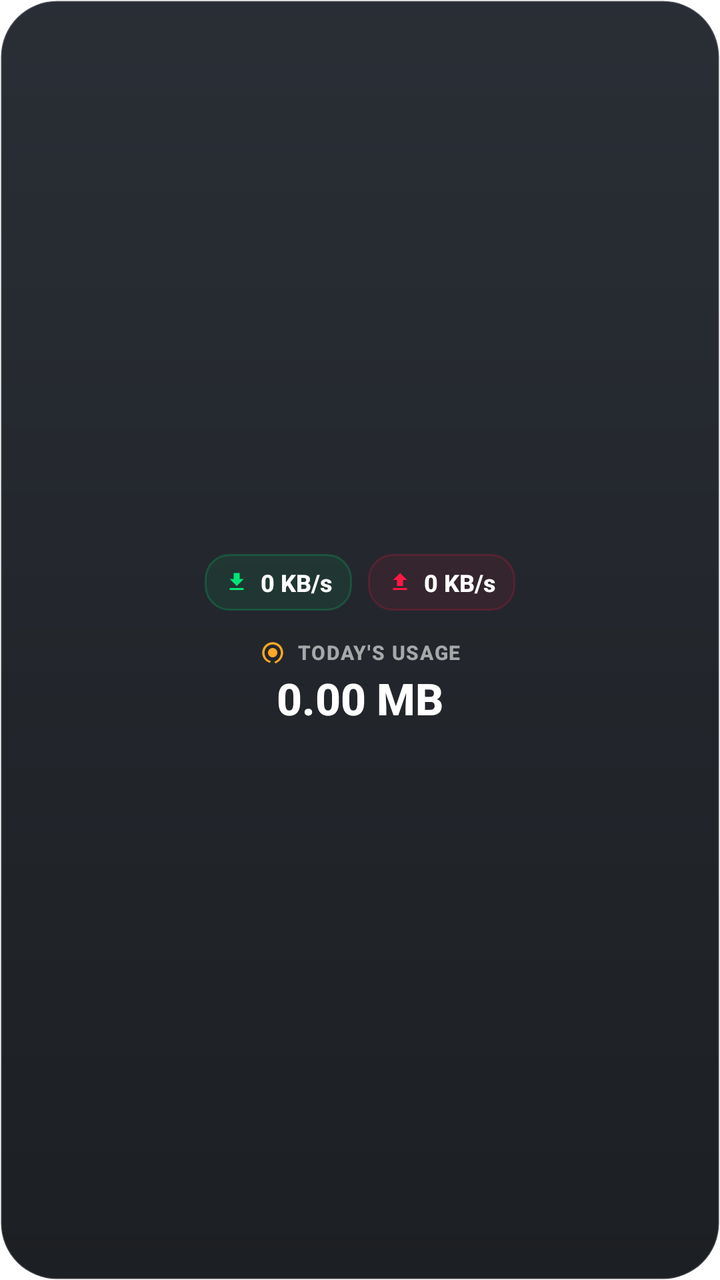
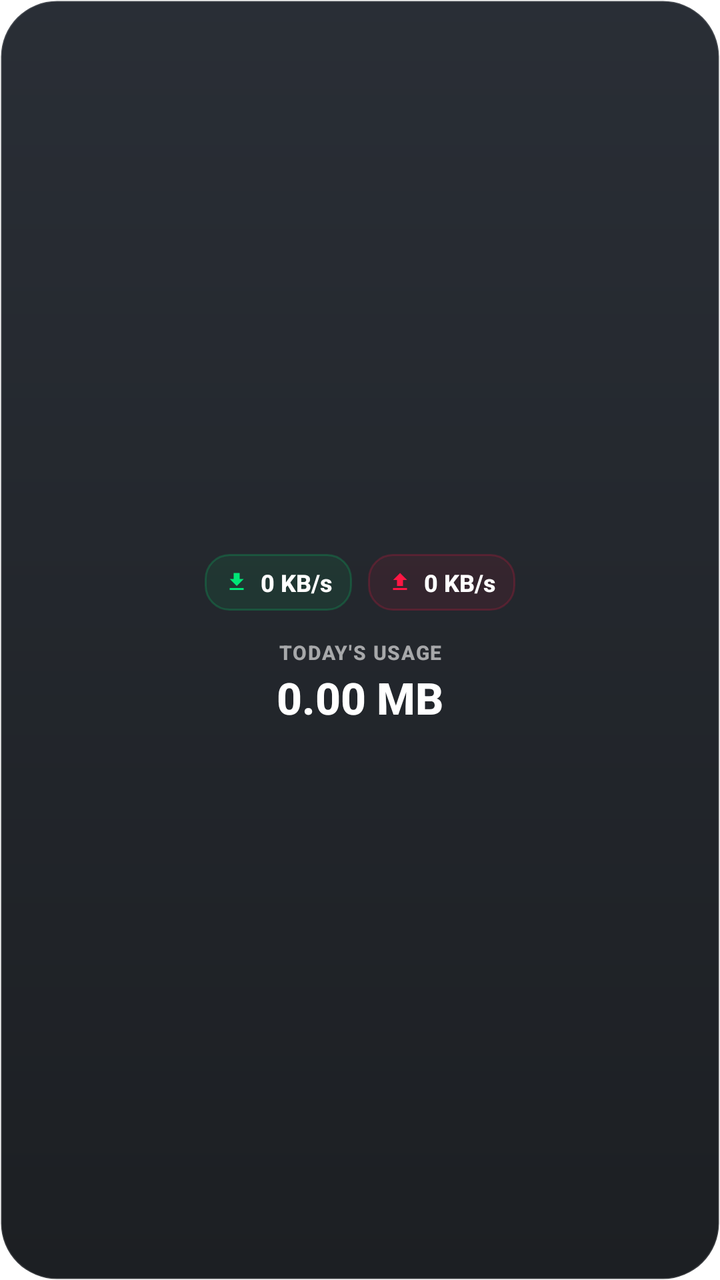

The first picture is an Android layout as it rendered before a commit; the second is the same layout after the commit. The layout source and the unified diff follow.
<!-- AndroidManifest.xml: application theme Theme.FlowMeter -->
<!-- res/layout/widget_speed_usage.xml -->
<?xml version="1.0" encoding="utf-8"?>
<LinearLayout xmlns:android="http://schemas.android.com/apk/res/android"
    xmlns:app="http://schemas.android.com/apk/res-auto"
    android:id="@+id/widget_container"
    android:layout_width="match_parent"
    android:layout_height="match_parent"
    android:orientation="vertical"
    android:padding="16dp"
    android:background="@drawable/widget_background"
    android:gravity="center">

    
    <LinearLayout
        android:id="@+id/widget_speed_layout"
        android:layout_width="match_parent"
        android:layout_height="wrap_content"
        android:orientation="horizontal"
        android:baselineAligned="false"
        android:gravity="center"
        android:layout_marginBottom="14dp">

        
        <LinearLayout
            android:layout_width="wrap_content"
            android:layout_height="wrap_content"
            android:orientation="horizontal"
            android:gravity="center_vertical"
            android:paddingStart="10dp"
            android:paddingEnd="10dp"
            android:paddingTop="6dp"
            android:paddingBottom="6dp"
            android:layout_marginEnd="8dp"
            android:background="@drawable/widget_badge_down">

            <ImageView
                android:layout_width="12dp"
                android:layout_height="12dp"
                android:src="@drawable/ic_arrow_down"
                android:contentDescription="@string/desc_download"
                app:tint="#00E676" />
            <TextView
                android:id="@+id/widget_text_down"
                android:layout_width="wrap_content"
                android:layout_height="wrap_content"
                android:layout_marginStart="6dp"
                android:text="0 KB/s"
                android:textColor="#FFFFFF"
                android:textSize="12sp"
                android:textStyle="bold"
                android:fontFamily="sans-serif-medium"
                android:maxLines="1"
                android:ellipsize="end"/>
        </LinearLayout>

        
        <LinearLayout
            android:layout_width="wrap_content"
            android:layout_height="wrap_content"
            android:orientation="horizontal"
            android:gravity="center_vertical"
            android:paddingStart="10dp"
            android:paddingEnd="10dp"
            android:paddingTop="6dp"
            android:paddingBottom="6dp"
            android:background="@drawable/widget_badge_up">
            <ImageView
                android:layout_width="12dp"
                android:layout_height="12dp"
                android:src="@drawable/ic_arrow_up"
                android:contentDescription="@string/desc_upload"
                app:tint="#FF1744" />
            <TextView
                android:id="@+id/widget_text_up"
                android:layout_width="wrap_content"
                android:layout_height="wrap_content"
                android:layout_marginStart="6dp"
                android:text="0 KB/s"
                android:textColor="#FFFFFF"
                android:textSize="12sp"
                android:textStyle="bold"
                android:fontFamily="sans-serif-medium"
                android:maxLines="1"
                android:ellipsize="end"/>
        </LinearLayout>
    </LinearLayout>

    
    <LinearLayout
        android:layout_width="match_parent"
        android:layout_height="wrap_content"
        android:orientation="vertical"
        android:gravity="center">

        <LinearLayout
            android:layout_width="wrap_content"
            android:layout_height="wrap_content"
            android:orientation="horizontal"
            android:gravity="center_vertical"
            android:layout_marginBottom="4dp">
            <ImageView
                android:id="@+id/widget_icon_usage"
                android:layout_width="14dp"
                android:layout_height="14dp"
                android:src="@drawable/ic_data_usage"
                android:contentDescription="@string/desc_mobile_data"
                app:tint="#FFA726" />

            <TextView
                android:id="@+id/widget_label_usage"
                android:layout_width="wrap_content"
                android:layout_height="wrap_content"
                android:layout_marginStart="5dp"
                android:text="@string/label_todays_usage"
                android:textColor="#99FFFFFF"
                android:textSize="10sp"
                android:textStyle="bold"
                android:textAllCaps="true"
                android:letterSpacing="0.06"
                android:fontFamily="sans-serif-medium"
                android:gravity="center"/>
        </LinearLayout>

        <TextView
            android:id="@+id/widget_text_usage"
            android:layout_width="wrap_content"
            android:layout_height="wrap_content"
            android:text="0.00 MB"
            android:textColor="#FFFFFF"
            android:textSize="22sp"
            android:textStyle="bold"
            android:fontFamily="sans-serif-medium"
            android:includeFontPadding="false"
            android:gravity="center"/>
    </LinearLayout>

</LinearLayout>
<!-- resources referenced by this layout -->
<resources>
  <!-- drawable ic_arrow_down (drawable) -->
  <vector xmlns:android="http://schemas.android.com/apk/res/android"
      android:width="12dp"
      android:height="12dp"
      android:viewportWidth="24"
      android:viewportHeight="24"
      android:tint="#FFFFFF">
      <path
          android:fillColor="#FFFFFF"
          android:pathData="M19,9h-4V3H9v6H5l7,7 7,-7zM5,18v2h14v-2H5z"/>
  </vector>
  <!-- drawable ic_arrow_up (drawable) -->
  <vector xmlns:android="http://schemas.android.com/apk/res/android"
      android:width="12dp"
      android:height="12dp"
      android:viewportWidth="24"
      android:viewportHeight="24"
      android:tint="#FFFFFF">
      <path
          android:fillColor="#FFFFFF"
          android:pathData="M9,16h6v-6h4l-7,-7 -7,7h4v6zM5,18v2h14v-2H5z"/>
  </vector>
  <!-- drawable ic_data_usage (drawable) -->
  <vector xmlns:android="http://schemas.android.com/apk/res/android"
      android:width="24dp"
      android:height="24dp"
      android:viewportWidth="24"
      android:viewportHeight="24">
      <path
          android:fillColor="#FFFFFF"
          android:pathData="M13.27,3.05C12.86,3.02 12.44,3 12,3c-4.97,0 -9,4.03 -9,9c0,4.16 2.8,7.68 6.64,8.74l0.87,-1.51C7.2,18.5 5,15.5 5,12c0,-3.87 3.13,-7 7,-7c0.23,0 0.46,0.01 0.69,0.03l0.58,-1.98zM21,12c0,-4.97 -4.03,-9 -9,-9v2c3.87,0 7,3.13 7,7c0,3.5 -2.2,6.5 -5.51,7.74l0.87,1.51C18.2,19.68 21,16.16 21,12zM12,8c-2.21,0 -4,1.79 -4,4c0,2.21 1.79,4 4,4c2.21,0 4,-1.79 4,-4c0,-2.21 -1.79,-4 -4,-4z"/>
  </vector>
  <!-- drawable widget_background (drawable) -->
  <?xml version="1.0" encoding="utf-8"?>
  <shape xmlns:android="http://schemas.android.com/apk/res/android">
      
      <gradient
          android:startColor="#F21E232B"
          android:endColor="#F2101317"
          android:angle="270" />
      
      <stroke
          android:width="1dp"
          android:color="#22FFFFFF" />
      
      <corners android:radius="28dp" />
  </shape>
  <!-- drawable widget_badge_down (drawable) -->
  <?xml version="1.0" encoding="utf-8"?>
  <shape xmlns:android="http://schemas.android.com/apk/res/android">
      
      <solid android:color="#1400E676" />
      
      <stroke
          android:width="1dp"
          android:color="#3300E676" />
      <corners android:radius="12dp" />
  </shape>
  <!-- drawable widget_badge_up (drawable) -->
  <?xml version="1.0" encoding="utf-8"?>
  <shape xmlns:android="http://schemas.android.com/apk/res/android">
      
      <solid android:color="#14FF1744" />
      
      <stroke
          android:width="1dp"
          android:color="#33FF1744" />
      <corners android:radius="12dp" />
  </shape>
  <string name="desc_download">Download speed</string>
  <string name="desc_mobile_data">Mobile data usage</string>
  <string name="desc_upload">Upload speed</string>
  <string name="label_todays_usage">Today\'s usage</string>
  <style name="Theme.FlowMeter" parent="Theme.MaterialComponents.Light.NoActionBar">
          <item name="android:statusBarColor">@android:color/transparent</item>
          <item name="android:navigationBarColor">@android:color/transparent</item>
      </style>
</resources>

<!-- the commit's change to res/layout/widget_speed_usage.xml (unified diff, before → after) -->
@@ -35,9 +35,8 @@
             <ImageView
                 android:layout_width="12dp"
                 android:layout_height="12dp"
-                android:src="@drawable/ic_arrow_down"
-                android:contentDescription="@string/desc_download"
-                app:tint="#00E676" />
+                android:src="@drawable/ic_arrow_down_green"
+                android:contentDescription="@string/desc_download" />
             <TextView
                 android:id="@+id/widget_text_down"
                 android:layout_width="wrap_content"
@@ -66,9 +65,8 @@
             <ImageView
                 android:layout_width="12dp"
                 android:layout_height="12dp"
-                android:src="@drawable/ic_arrow_up"
-                android:contentDescription="@string/desc_upload"
-                app:tint="#FF1744" />
+                android:src="@drawable/ic_arrow_up_red"
+                android:contentDescription="@string/desc_upload" />
             <TextView
                 android:id="@+id/widget_text_up"
                 android:layout_width="wrap_content"
@@ -86,39 +84,24 @@
 
     
     <LinearLayout
-        android:layout_width="match_parent"
+        android:layout_width="wrap_content"
         android:layout_height="wrap_content"
         android:orientation="vertical"
         android:gravity="center">
 
-        <LinearLayout
+        <TextView
+            android:id="@+id/widget_label_usage"
             android:layout_width="wrap_content"
             android:layout_height="wrap_content"
-            android:orientation="horizontal"
-            android:gravity="center_vertical"
-            android:layout_marginBottom="4dp">
-            <ImageView
-                android:id="@+id/widget_icon_usage"
-                android:layout_width="14dp"
-                android:layout_height="14dp"
-                android:src="@drawable/ic_data_usage"
-                android:contentDescription="@string/desc_mobile_data"
-                app:tint="#FFA726" />
-
-            <TextView
-                android:id="@+id/widget_label_usage"
-                android:layout_width="wrap_content"
-                android:layout_height="wrap_content"
-                android:layout_marginStart="5dp"
-                android:text="@string/label_todays_usage"
-                android:textColor="#99FFFFFF"
-                android:textSize="10sp"
-                android:textStyle="bold"
-                android:textAllCaps="true"
-                android:letterSpacing="0.06"
-                android:fontFamily="sans-serif-medium"
-                android:gravity="center"/>
-        </LinearLayout>
+            android:text="@string/label_todays_usage"
+            android:textColor="#99FFFFFF"
+            android:textSize="10sp"
+            android:textStyle="bold"
+            android:textAllCaps="true"
+            android:letterSpacing="0.06"
+            android:fontFamily="sans-serif-medium"
+            android:gravity="center"
+            android:layout_marginBottom="4dp"/>
 
         <TextView
             android:id="@+id/widget_text_usage"
<!-- resource entries referenced after the edit -->
@@ -1,36 +1,24 @@
 <!-- resources referenced by this layout -->
 <resources>
-  <!-- drawable ic_arrow_down (drawable) -->
+  <!-- drawable ic_arrow_down_green (drawable) -->
   <vector xmlns:android="http://schemas.android.com/apk/res/android"
       android:width="12dp"
       android:height="12dp"
       android:viewportWidth="24"
-      android:viewportHeight="24"
-      android:tint="#FFFFFF">
+      android:viewportHeight="24">
       <path
-          android:fillColor="#FFFFFF"
+          android:fillColor="#00E676"
           android:pathData="M19,9h-4V3H9v6H5l7,7 7,-7zM5,18v2h14v-2H5z"/>
   </vector>
-  <!-- drawable ic_arrow_up (drawable) -->
+  <!-- drawable ic_arrow_up_red (drawable) -->
   <vector xmlns:android="http://schemas.android.com/apk/res/android"
       android:width="12dp"
       android:height="12dp"
       android:viewportWidth="24"
-      android:viewportHeight="24"
-      android:tint="#FFFFFF">
-      <path
-          android:fillColor="#FFFFFF"
-          android:pathData="M9,16h6v-6h4l-7,-7 -7,7h4v6zM5,18v2h14v-2H5z"/>
-  </vector>
-  <!-- drawable ic_data_usage (drawable) -->
-  <vector xmlns:android="http://schemas.android.com/apk/res/android"
-      android:width="24dp"
-      android:height="24dp"
-      android:viewportWidth="24"
       android:viewportHeight="24">
       <path
-          android:fillColor="#FFFFFF"
-          android:pathData="M13.27,3.05C12.86,3.02 12.44,3 12,3c-4.97,0 -9,4.03 -9,9c0,4.16 2.8,7.68 6.64,8.74l0.87,-1.51C7.2,18.5 5,15.5 5,12c0,-3.87 3.13,-7 7,-7c0.23,0 0.46,0.01 0.69,0.03l0.58,-1.98zM21,12c0,-4.97 -4.03,-9 -9,-9v2c3.87,0 7,3.13 7,7c0,3.5 -2.2,6.5 -5.51,7.74l0.87,1.51C18.2,19.68 21,16.16 21,12zM12,8c-2.21,0 -4,1.79 -4,4c0,2.21 1.79,4 4,4c2.21,0 4,-1.79 4,-4c0,-2.21 -1.79,-4 -4,-4z"/>
+          android:fillColor="#FF1744"
+          android:pathData="M9,16h6v-6h4l-7,-7 -7,7h4v6zM5,18v2h14v-2H5z"/>
   </vector>
   <!-- drawable widget_background (drawable) -->
   <?xml version="1.0" encoding="utf-8"?>
@@ -70,7 +58,6 @@
       <corners android:radius="12dp" />
   </shape>
   <string name="desc_download">Download speed</string>
-  <string name="desc_mobile_data">Mobile data usage</string>
   <string name="desc_upload">Upload speed</string>
   <string name="label_todays_usage">Today\'s usage</string>
   <style name="Theme.FlowMeter" parent="Theme.MaterialComponents.Light.NoActionBar">
